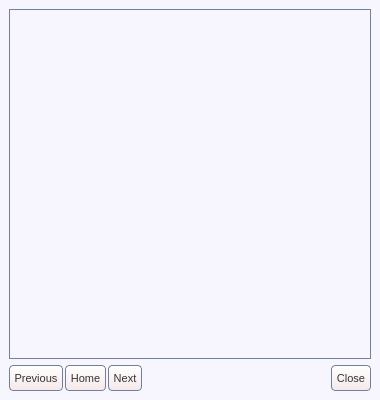
Old version of the form share/skins/default/help.ui in the repository itds-consulting/yate.
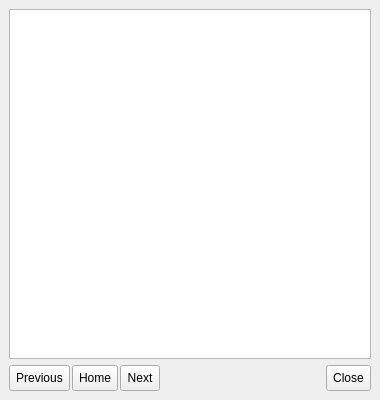
New version of the form. Icons and pictures are not drawn.

Commit message: Added application stylesheet file. Removed global stylesheet from UI files. Increased font size.

What changed in the file:
```diff
--- a/share/skins/default/help.ui
+++ b/share/skins/default/help.ui
@@ -33,90 +33,8 @@
   <property name="windowIcon" >
    <iconset>quest.png</iconset>
   </property>
-  <property name="styleSheet" >
-   <string>QWidget#help {
-  background:#f7f5fd;
-}
-QTextEdit {
-  color:#333333;
-  border: 1px solid #717fa0;
-  background:transparent;
-}
-QAbstractButton { font-size: 11px; color: #333333; }
-QToolButton {
-  border: 1px solid #717fa0;
-  border-radius: 4px;
-  background: qlineargradient(x1: 0, y1: 0, x2: 0, y2: 1, stop: 0 #ffffff, stop: 1 #f6e8e8);
-}
-QToolButton:hover { background: qlineargradient(x1: 0, y1: 0, x2: 0, y2: 1, stop: 0 #ffffff, stop: 1 #f9f3f3); }
-QToolButton:pressed { background: qlineargradient(x1: 0, y1: 0, x2: 0, y2: 1, stop: 0 #f6e8e8, stop: 1 #ffffff); }
-QPushButton {
-  border: 1px solid #717fa0;
-  border-radius: 4px;
-  background: qlineargradient(x1: 0, y1: 0, x2: 0, y2: 1, stop: 0 #ffffff, stop: 1 #f6e8e8);
-}
-QPushButton:hover { background: qlineargradient(x1: 0, y1: 0, x2: 0, y2: 1, stop: 0 #ffffff, stop: 1 #f9f3f3); }
-QPushButton:pressed { background: qlineargradient(x1: 0, y1: 0, x2: 0, y2: 1, stop: 0 #f6e8e8, stop: 1 #ffffff); }
-QComboBox::down-arrow { image: url(cb_arrow.png); }
-QComboBox::down-arrow:on { top: 1px; left: 1px; }
-QComboBox {
-  padding-left: 2px;
-  padding-right: 25px;
-  border: 1px solid #717fa0;
-  border-radius: 4px;
-}
-QComboBox::drop-down {
-  width: 22px;
-  border-left: 1px solid #717fa0;
-}
-QCheckBox::indicator:checked { image: url(checkbox_on.png); }
-QCheckBox::indicator:unchecked { image: url(checkbox_off.png); }
-QRadioButton::indicator:checked { image: url(radio_on.png); }
-QRadioButton::indicator:unchecked { image: url(radio_off.png); }
-QScrollBar { border: 1px solid #717fa0; background: white; }
-QScrollBar::handle {
-  background: qlineargradient(x1: 0, y1: 0, x2: 0, y2: 1, stop: 0 #ffffff, stop: 1 #f6e8e8);
-  border: 1px solid #717fa0;
-}
-QScrollBar:vertical {
-  width: 14px;
-  margin: 16px 0px 16px 0px;
-  border-top: 0px;
-  border-bottom: 0px;
-  border-right: 0px;
-}
-QScrollBar:horizontal {
-  height: 14px;
-  margin: 0px 16px 0px 16px;
-  border-left: 0px;
-  border-right: 0px;
-  border-bottom: 0px;
-}
-QScrollBar::add-line {
-  height: 13px;
-  width: 13px;
-  border: 1px solid #717fa0;
-  subcontrol-origin: margin;
-  background: qlineargradient(x1: 0, y1: 0, x2: 0, y2: 1, stop: 0 #ffffff, stop: 1 #f6e8e8);
-}
-QScrollBar::sub-line {
-  height: 13px;
-  width: 13px;
-  border: 1px solid #717fa0;
-  subcontrol-origin: margin;
-  background: qlineargradient(x1: 0, y1: 0, x2: 0, y2: 1, stop: 0 #ffffff, stop: 1 #f6e8e8);
-}
-QScrollBar::handle:vertical { border-left: 0px; border-right: 0px; }
-QScrollBar::handle:horizontal { border-top: 0px; border-bottom: 0px; }
-QScrollBar::add-line:vertical { subcontrol-position: bottom; image: url(scroll_down.png); height: 14px; }
-QScrollBar::sub-line:vertical { subcontrol-position: top; image: url(scroll_up.png); height: 14px; }
-QScrollBar::add-line:horizontal { subcontrol-position: right; image: url(scroll_right.png); width: 14px; }
-QScrollBar::sub-line:horizontal { subcontrol-position: left; image: url(scroll_left.png); width: 14px; }
-QScrollBar::up-arrow:pressed { border: 1px solid #717fa0; }
-QScrollBar::down-arrow:pressed { border: 1px solid #717fa0; }
-QScrollBar::left-arrow:pressed { border: 1px solid #717fa0; }
-QScrollBar::right-arrow:pressed { border: 1px solid #717fa0; }
-</string>
+  <property name="_yate_window" stdset="0" >
+   <bool>true</bool>
   </property>
   <layout class="QVBoxLayout" >
    <property name="spacing" >
```
The commit also changes 26 other files.
